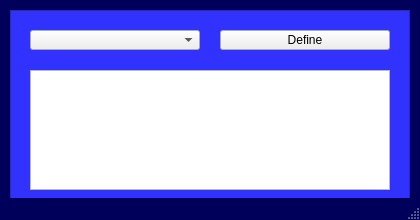
IcaroCastro/MnM-Combat-Manager, file GUI/CondictWindow.ui: the form before one commit.
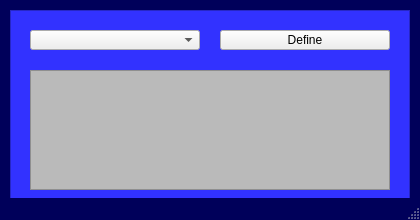
The form after the commit.

Commit message: Versões iniciais das GUIs de lista de personagens e ficha de personagens

```diff
--- a/GUI/CondictWindow.ui
+++ b/GUI/CondictWindow.ui
@@ -59,6 +59,11 @@
        <height>120</height>
       </rect>
      </property>
+     <property name="styleSheet">
+      <string notr="true">#conditDef{
+	background-color: rgb(186, 186, 186)
+}</string>
+     </property>
      <property name="html">
       <string>&lt;!DOCTYPE HTML PUBLIC &quot;-//W3C//DTD HTML 4.0//EN&quot; &quot;http://www.w3.org/TR/REC-html40/strict.dtd&quot;&gt;
 &lt;html&gt;&lt;head&gt;&lt;meta name=&quot;qrichtext&quot; content=&quot;1&quot; /&gt;&lt;style type=&quot;text/css&quot;&gt;
```
The commit also changes 3 other files.
